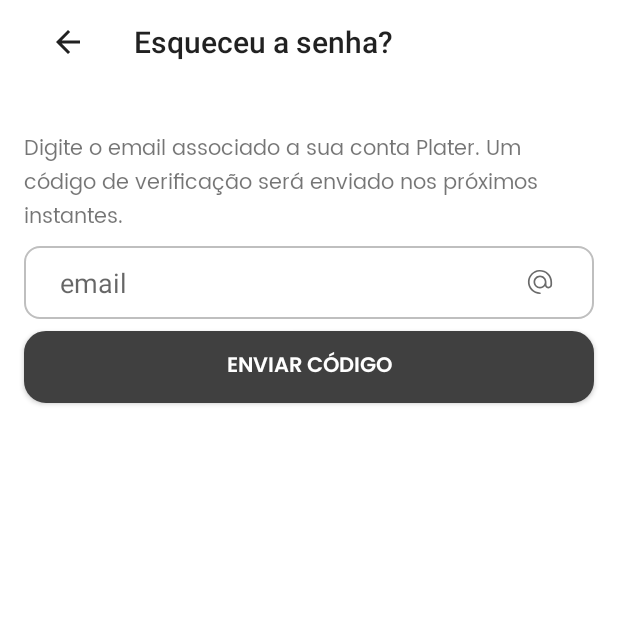
After one commit to auerbeatriz/Plater, an Android app: the ForgotPasswordActivity screen opened directly, with no data from a screen before it, on a phone screen of 412 x 824 dp, the top half of it. The commit adds this screen. Run offline under Robolectric (Android 15) with nearby library versions, the phone set to English and light mode, and no system bars.

Commit message:
iniciando tela de esqueci a senha

```diff
--- a/app/src/main/AndroidManifest.xml
+++ b/app/src/main/AndroidManifest.xml
@@ -9,7 +9,11 @@
         android:roundIcon="@mipmap/ic_launcher_round"
         android:supportsRtl="true"
         android:theme="@style/Theme.Plater">
-        <activity android:name=".SigninActivity"></activity>
+        <activity android:name=".ForgotPasswordActivity"
+            android:parentActivityName=".SigninActivity"
+            android:label="Esqueceu a senha?" >
+        </activity>
+        <activity android:name=".SigninActivity" android:launchMode="singleTop"/>
         <activity android:name=".SignupActivity">
             <intent-filter>
                 <action android:name="android.intent.action.MAIN" />
@@ -17,7 +21,7 @@
                 <category android:name="android.intent.category.LAUNCHER" />
             </intent-filter>
         </activity>
-        <activity android:name=".MainActivity"></activity>
+        <activity android:name=".MainActivity" />
 
         <meta-data
             android:name="preloaded_fonts"
--- /dev/null
+++ b/app/src/main/java/com/example/plater/ForgotPasswordActivity.java
@@ -0,0 +1,28 @@
+package com.example.plater;
+
+import androidx.appcompat.app.AppCompatActivity;
+import androidx.appcompat.widget.Toolbar;
+
+import android.os.Bundle;
+import android.view.Window;
+import android.view.WindowManager;
+
+public class ForgotPasswordActivity extends AppCompatActivity {
+
+    @Override
+    protected void onCreate(Bundle savedInstanceState) {
+        super.onCreate(savedInstanceState);
+
+        requestWindowFeature(Window.FEATURE_NO_TITLE);
+        getWindow().setFlags(WindowManager.LayoutParams.FLAG_FULLSCREEN, WindowManager.LayoutParams.FLAG_FULLSCREEN);
+
+        setContentView(R.layout.activity_forgot_password);
+
+        //Integrando a nova toolbar com a activity
+        Toolbar toolbar = findViewById(R.id.tb_forgotPassword);
+        setSupportActionBar(toolbar);
+
+        getSupportActionBar().setElevation(0);
+        getSupportActionBar().setDisplayHomeAsUpEnabled(true);
+    }
+}
--- a/app/src/main/java/com/example/plater/SigninActivity.java
+++ b/app/src/main/java/com/example/plater/SigninActivity.java
@@ -39,5 +39,14 @@ public class SigninActivity extends AppCompatActivity {
                 startActivity(i);
             }
         });
+
+        TextView tvEsqueciSenha = findViewById(R.id.tv_esqueceu_senha);
+        tvEsqueciSenha.setOnClickListener(new View.OnClickListener() {
+            @Override
+            public void onClick(View v) {
+                Intent i = new Intent(SigninActivity.this, ForgotPasswordActivity.class);
+                startActivity(i);
+            }
+        });
     }
 }
--- /dev/null
+++ b/app/src/main/res/drawable/button_confirm_gray.xml
@@ -0,0 +1,7 @@
+<?xml version="1.0" encoding="utf-8"?>
+<shape xmlns:android="http://schemas.android.com/apk/res/android">
+
+    <solid android:color="@color/common_gray" />
+    <stroke android:color="@color/common_gray" android:width="1dp" />
+    <corners android:radius="14dp" />
+</shape>
--- /dev/null
+++ b/app/src/main/res/layout/activity_forgot_password.xml
@@ -0,0 +1,74 @@
+<?xml version="1.0" encoding="utf-8"?>
+<androidx.constraintlayout.widget.ConstraintLayout xmlns:android="http://schemas.android.com/apk/res/android"
+    xmlns:app="http://schemas.android.com/apk/res-auto"
+    xmlns:tools="http://schemas.android.com/tools"
+    android:layout_width="match_parent"
+    android:layout_height="match_parent"
+    android:background="@color/white"
+    tools:context=".ForgotPasswordActivity">
+
+    <androidx.appcompat.widget.Toolbar
+        android:id="@+id/tb_forgotPassword"
+        android:layout_width="409dp"
+        android:layout_height="wrap_content"
+        android:layout_marginStart="32dp"
+        android:layout_marginLeft="32dp"
+        android:background="@color/white"
+        android:minHeight="?attr/actionBarSize"
+        android:theme="?attr/actionBarTheme"
+        app:layout_constraintEnd_toEndOf="parent"
+        app:layout_constraintStart_toStartOf="parent"
+        app:layout_constraintTop_toTopOf="parent" />
+
+    <TextView
+        android:id="@+id/tv_sendEmail"
+        android:layout_width="0dp"
+        android:layout_height="wrap_content"
+        android:layout_marginStart="16dp"
+        android:layout_marginLeft="16dp"
+        android:layout_marginTop="32dp"
+        android:layout_marginEnd="16dp"
+        android:layout_marginRight="16dp"
+        android:fontFamily="@font/poppins"
+        android:gravity="left"
+        android:text="@string/send_email"
+        app:layout_constraintEnd_toEndOf="parent"
+        app:layout_constraintStart_toStartOf="parent"
+        app:layout_constraintTop_toBottomOf="@+id/tb_forgotPassword" />
+
+    <EditText
+        android:id="@+id/et_email_fp"
+        style="@style/et_form"
+        android:layout_width="0dp"
+        android:layout_height="wrap_content"
+        android:layout_marginStart="16dp"
+        android:layout_marginLeft="16dp"
+        android:layout_marginTop="8dp"
+        android:layout_marginEnd="16dp"
+        android:layout_marginRight="16dp"
+        android:drawableEnd="@drawable/ic_email"
+        android:drawableRight="@drawable/ic_email"
+        android:ems="10"
+        android:hint="@string/et_email_placeholder"
+        android:inputType="textEmailAddress"
+        app:layout_constraintEnd_toEndOf="parent"
+        app:layout_constraintStart_toStartOf="parent"
+        app:layout_constraintTop_toBottomOf="@+id/tv_sendEmail" />
+
+    <Button
+        android:id="@+id/btn_enviarEmail_fp"
+        android:layout_width="0dp"
+        android:layout_height="wrap_content"
+        android:layout_marginStart="16dp"
+        android:layout_marginLeft="16dp"
+        android:layout_marginTop="8dp"
+        android:layout_marginEnd="16dp"
+        android:layout_marginRight="16dp"
+        android:background="@drawable/button_confirm_gray"
+        android:fontFamily="@font/poppins_semibold"
+        android:text="@string/btn_envie_email"
+        android:textColor="@color/white"
+        app:layout_constraintEnd_toEndOf="parent"
+        app:layout_constraintStart_toStartOf="parent"
+        app:layout_constraintTop_toBottomOf="@+id/et_email_fp" />
+</androidx.constraintlayout.widget.ConstraintLayout>
--- a/app/src/main/res/values/strings.xml
+++ b/app/src/main/res/values/strings.xml
@@ -32,8 +32,10 @@
     <string name="tv_cadastre">Cadastre-se</string>
     <string name="esqueceu_senha">Esqueceu a senha?</string>
 
-
+    <!--Static text-->
+    <string name="send_email">Digite o email associado a sua conta Plater. Um código de verificação será enviado nos próximos instantes.</string>
     <!--Buttons-->
     <string name="btn_cadastrar">Cadastrar</string>
+    <string name="btn_envie_email">Enviar código</string>
 
 </resources>
```
